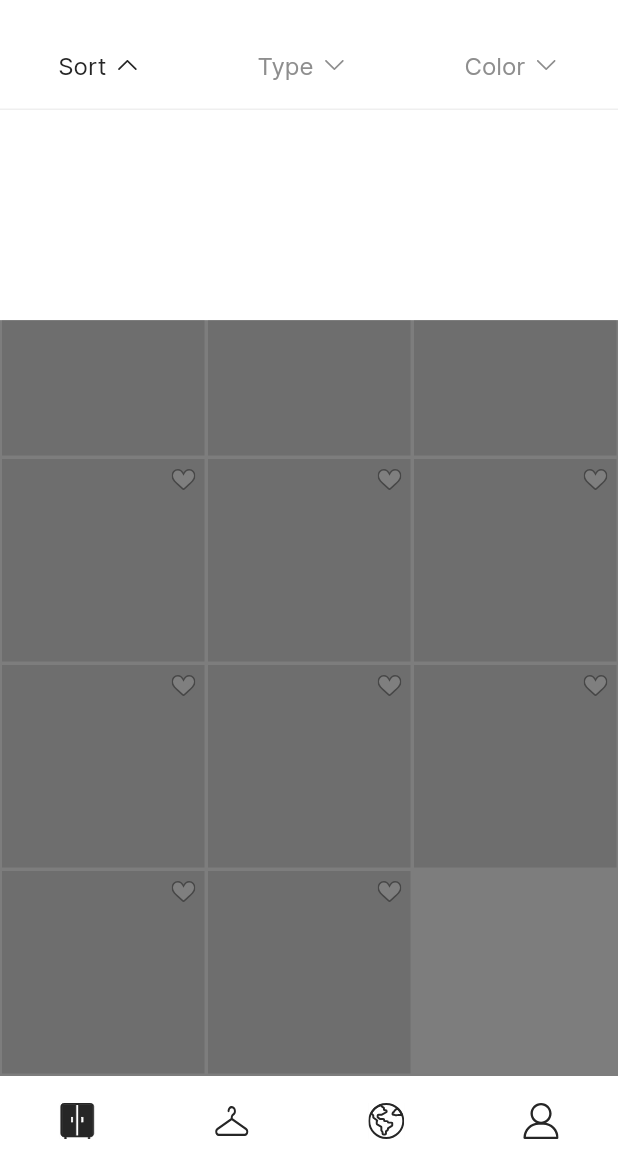
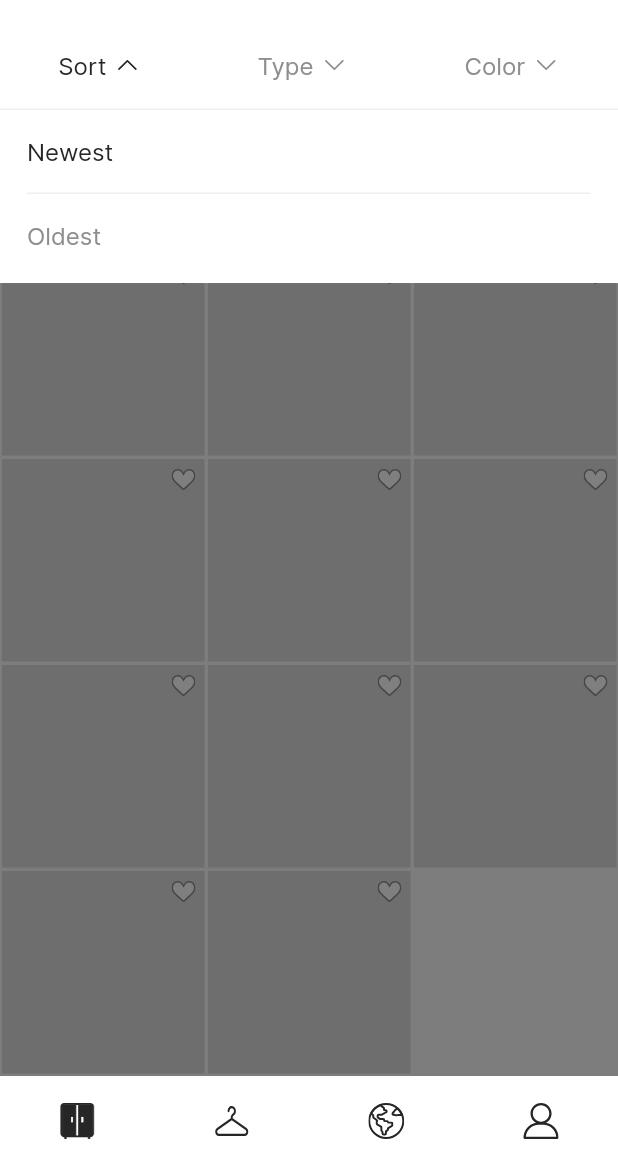
Before and after one commit to chxmpxx/chom-tu-app, a Flutter app: the screen it shows after launch, scrolled down 317 dp, after a tap on "Sort", on a phone screen of 412 x 824 dp, the part 70-1236 px from its top. Run offline on Flutter 3.47's test engine with Material 2 defaults, Android fonts, the light colour scheme and no system bars; our stand-ins replace camera, flutter_svg, image_cropper, image_picker, page_transition, sliding_up_panel; missing offline and left inert: matrix_gesture_detector.

Commit message:
add filter_tab widget

```diff
--- a/lib/main.dart
+++ b/lib/main.dart
@@ -4,9 +4,10 @@ import 'package:chom_tu/configs/themes/style.dart';
 import 'package:chom_tu/outfit/providers/delete_item_provider.dart';
 import 'package:chom_tu/outfit/providers/is_delete_btn_active_provider.dart';
 import 'package:chom_tu/outfit/providers/outfit_create_provider.dart';
+import 'package:chom_tu/outfit/providers/outfit_filter_tab_provider.dart';
 import 'package:chom_tu/outfit/providers/show_delete_btn_provider.dart';
 import 'package:chom_tu/wardrobe/providers/wardrobe_image_provider.dart';
-import 'package:chom_tu/wardrobe/providers/filter_tab_provider.dart';
+import 'package:chom_tu/wardrobe/providers/wardrobe_filter_tab_provider.dart';
 import 'package:chom_tu/wardrobe/screens/wardrobe_camera_screen.dart';
 import 'package:flutter/material.dart';
 import 'package:flutter/services.dart';
@@ -16,7 +17,7 @@ Future<void> main() async{
   WidgetsFlutterBinding.ensureInitialized();
   cameras = await availableCameras();
 
-  SystemChrome.setSystemUIOverlayStyle(SystemUiOverlayStyle(
+  SystemChrome.setSystemUIOverlayStyle(const SystemUiOverlayStyle(
     statusBarBrightness: Brightness.light,
     statusBarIconBrightness: Brightness.dark,
     statusBarColor: Colors.transparent,
@@ -33,12 +34,13 @@ class MyApp extends StatelessWidget {
   Widget build(BuildContext context) {
     return MultiProvider(
       providers: [
-        ChangeNotifierProvider(create: (context) => FilterTabProvider()),
+        ChangeNotifierProvider(create: (context) => WardrobeFilterTabProvider()),
         ChangeNotifierProvider(create: (context) => OutfitCreateProvider()),
         ChangeNotifierProvider(create: (context) => ShowDeleteBtnProvider()),
         ChangeNotifierProvider(create: (context) => IsDeleteBtnActiveProvider()),
         ChangeNotifierProvider(create: (context) => DeleteItemProvider()),
         ChangeNotifierProvider(create: (context) => WardrobeImageProvider()),
+        ChangeNotifierProvider(create: (context) => OutfitFilterTabProvider()),
       ],
       child: MaterialApp(
         theme: appTheme(),
--- a/lib/wardrobe/providers/filter_tab_provider.dart
+++ b/lib/outfit/providers/outfit_filter_tab_provider.dart
@@ -1,9 +1,11 @@
 import 'package:flutter/material.dart';
 
-class FilterTabProvider with ChangeNotifier {
+class OutfitFilterTabProvider with ChangeNotifier {
 
   bool tabStatus = false;
   int indexTab = -1;
+  String sort = 'Newest';
+  String style = 'None';
 
   filterTab(int index) {
     indexTab == index ? (tabStatus ? tabStatus = false : tabStatus = true) : tabStatus = true;
@@ -11,4 +13,14 @@ class FilterTabProvider with ChangeNotifier {
     notifyListeners();
   }
 
+  selectSort(String value) {
+    sort = value;
+    notifyListeners();
+  }
+
+  selectStyle(String value) {
+    style = value;
+    notifyListeners();
+  }
+
 }
--- a/lib/profile/widgets/setting_bottom_sheet_widget.dart
+++ b/lib/profile/widgets/setting_bottom_sheet_widget.dart
@@ -13,7 +13,6 @@ Future<void> settingBottomSheetWidget(BuildContext context) {
         children: [
           bottomSheetMenuWidget(
             icon: 'assets/a3_edit_1.svg',
-            color: kColorsBlack,
             title: 'Edit Profile',
             onTap: (){},
           ),
@@ -26,7 +25,6 @@ Future<void> settingBottomSheetWidget(BuildContext context) {
           ),
           bottomSheetMenuWidget(
             icon: 'assets/o8_key_1.svg',
-            color: kColorsBlack,
             title: 'Change Password',
             onTap: (){},
           ),
@@ -39,7 +37,6 @@ Future<void> settingBottomSheetWidget(BuildContext context) {
           ),
           bottomSheetMenuWidget(
             icon: 'assets/o8_logout_1.svg',
-            color: kColorsBlack,
             title: 'Log Out',
             onTap: (){},
           ),
--- a/lib/social/widgets/post_bottom_sheet_widget.dart
+++ b/lib/social/widgets/post_bottom_sheet_widget.dart
@@ -13,7 +13,6 @@ Future<void> postBottomSheetWidget(BuildContext context) {
         children: [
           bottomSheetMenuWidget(
             icon: 'assets/a5_bookmark_1.svg',
-            color: kColorsBlack,
             title: 'Save Post',
             onTap: (){},
           ),
@@ -26,7 +25,6 @@ Future<void> postBottomSheetWidget(BuildContext context) {
           ),
           bottomSheetMenuWidget(
             icon: 'assets/o1_save_1.svg',
-            color: kColorsBlack,
             title: 'Save Image',
             onTap: (){},
           ),
@@ -39,7 +37,6 @@ Future<void> postBottomSheetWidget(BuildContext context) {
           ),
           bottomSheetMenuWidget(
             icon: 'assets/o8_report_1.svg',
-            color: kColorsRed,
             title: 'Repost',
             onTap: (){},
           ),
--- /dev/null
+++ b/lib/wardrobe/providers/wardrobe_filter_tab_provider.dart
@@ -0,0 +1,32 @@
+import 'package:flutter/material.dart';
+
+class WardrobeFilterTabProvider with ChangeNotifier {
+
+  bool tabStatus = false;
+  int indexTab = -1;
+  String color = 'None';
+  String sort = 'Newest';
+  String type = 'None';
+
+  filterTab(int index) {
+    indexTab == index ? (tabStatus ? tabStatus = false : tabStatus = true) : tabStatus = true;
+    indexTab = index;
+    notifyListeners();
+  }
+
+  selectColor(String value) {
+    color = value;
+    notifyListeners();
+  }
+
+  selectSort(String value) {
+    sort = value;
+    notifyListeners();
+  }
+
+  selectType(String value) {
+    type = value;
+    notifyListeners();
+  }
+
+}
--- a/lib/wardrobe/screens/wardrobe_screen.dart
+++ b/lib/wardrobe/screens/wardrobe_screen.dart
@@ -1,8 +1,10 @@
 import 'package:chom_tu/configs/themes/colors.dart';
-import 'package:chom_tu/wardrobe/providers/filter_tab_provider.dart';
+import 'package:chom_tu/wardrobe/providers/wardrobe_filter_tab_provider.dart';
+import 'package:chom_tu/wardrobe/widgets/wardrobe_color_filter_tab_widget.dart';
+import 'package:chom_tu/wardrobe/widgets/wardrobe_sort_filter_tab_widget.dart';
+import 'package:chom_tu/wardrobe/widgets/wardrobe_type_filter_tab_widget.dart';
 import 'package:chom_tu/widgets/filter_bar_widget.dart';
 import 'package:flutter/material.dart';
-import 'package:flutter/services.dart';
 import 'package:flutter_svg/flutter_svg.dart';
 import 'package:provider/provider.dart';
 
@@ -11,19 +13,17 @@ class WardrobeScreen extends StatelessWidget {
 
   @override
   Widget build(BuildContext context) {
-
-    // true: คือเรียกตลอด (เหมือน setState) false: เรียกเฉพาะตอนใช้
-    var filterTab = Provider.of<FilterTabProvider>(context, listen: false);
+    var filterTab = Provider.of<WardrobeFilterTabProvider>(context, listen: false);
     List<Widget> filterTabContent = [
-      sortFilterTab(),
-      typeFilterTab(),
-      colorFilterTab()
+      wardrobSortFilterTab(context),
+      wardrobeTypeFilterTab(context),
+      wardrobeColorFilterTab(context)
     ];
 
     return Scaffold(
       backgroundColor: kColorsWhite,
       appBar: AppBar(
-        shape: Border(
+        shape: const Border(
           bottom: BorderSide(
             color: kColorsLightGrey,
             width: kAppbarBorderWidth
@@ -80,7 +80,7 @@ class WardrobeScreen extends StatelessWidget {
                           },
                           child: Container(
                             height: double.infinity,
-                            decoration: BoxDecoration(
+                            decoration: const BoxDecoration(
                               color: kColorsGrey
                             ),
                           ),
@@ -101,15 +101,16 @@ class WardrobeScreen extends StatelessWidget {
             ),
           ),
 
-          Consumer<FilterTabProvider>(
+          Consumer<WardrobeFilterTabProvider>(
             builder: (_, value, __) {
               return filterTab.tabStatus ?
                 Container(
                   height: double.infinity,
                   child: Column(
                     children: [
+                      // Create Filter Area
                       Container(
-                        height: MediaQuery.of(context).size.width * 0.34,
+                        height: filterTab.indexTab == 0 ? MediaQuery.of(context).size.width * 0.28 : MediaQuery.of(context).size.width * 0.47,
                         color: kColorsWhite,
                         child: filterTabContent[filterTab.indexTab],
                       ),
@@ -230,7 +231,7 @@ class WardrobeScreen extends StatelessWidget {
   }
 
   // Create Filter Bar
-  PreferredSize filterBar(context, FilterTabProvider filterTab) {
+  PreferredSize filterBar(context, WardrobeFilterTabProvider filterTab) {
     return PreferredSize(
       preferredSize: const Size.fromHeight(60),
       child: Container(
@@ -240,38 +241,38 @@ class WardrobeScreen extends StatelessWidget {
         child: Row(
           mainAxisAlignment: MainAxisAlignment.spaceAround,
           children: [
-            Consumer<FilterTabProvider>(
+            Consumer<WardrobeFilterTabProvider>(
               builder: (_, value, __) {
                 return Container(
                   child: InkWell(
                     onTap: () {
                       filterTab.filterTab(0);
                     },
-                    child: filterTab.indexTab == 0 && filterTab.tabStatus == true ? FilterBarWidget(title: 'Sort', status: true) : FilterBarWidget(title: 'Sort', status: false)
+                    child: filterTab.indexTab == 0 && filterTab.tabStatus == true ? const FilterBarWidget(title: 'Sort', status: true) : const FilterBarWidget(title: 'Sort', status: false)
                   ),
                 );
               }
             ),
-            Consumer<FilterTabProvider>(
+            Consumer<WardrobeFilterTabProvider>(
               builder: (_, value, __) {
                 return Container(
                   child: InkWell(
                     onTap: () {
                       filterTab.filterTab(1);
                     },
-                    child: filterTab.indexTab == 1 && filterTab.tabStatus == true ? FilterBarWidget(title: 'Type', status: true) : FilterBarWidget(title: 'Type', status: false)
+                    child: filterTab.indexTab == 1 && filterTab.tabStatus == true ? const FilterBarWidget(title: 'Type', status: true) : const FilterBarWidget(title: 'Type', status: false)
                   ),
                 );
               }
             ),
-            Consumer<FilterTabProvider>(
+            Consumer<WardrobeFilterTabProvider>(
               builder: (_, value, __) {
                 return Container(
                   child: InkWell(
                     onTap: () {
                       filterTab.filterTab(2);
                     },
-                    child: filterTab.indexTab == 2 && filterTab.tabStatus == true ? FilterBarWidget(title: 'Color', status: true) : FilterBarWidget(title: 'Color', status: false)
+                    child: filterTab.indexTab == 2 && filterTab.tabStatus == true ? const FilterBarWidget(title: 'Color', status: true) : const FilterBarWidget(title: 'Color', status: false)
                   ),
                 );
               }
@@ -281,17 +282,4 @@ class WardrobeScreen extends StatelessWidget {
       ),
     );
   }
-
-  Widget sortFilterTab() {
-    return Center(child: Text('Sort'));
-  }
-
-  Widget typeFilterTab() {
-    return Center(child: Text('Type'));
-  }
-
-  Widget colorFilterTab() {
-    return Center(child: Text('Color'));
-  }
-
 }
--- /dev/null
+++ b/lib/wardrobe/widgets/wardrobe_color_filter_tab_widget.dart
@@ -0,0 +1,107 @@
+import 'package:chom_tu/configs/themes/colors.dart';
+import 'package:chom_tu/wardrobe/providers/wardrobe_filter_tab_provider.dart';
+import 'package:flutter/material.dart';
+import 'package:flutter_svg/flutter_svg.dart';
+import 'package:provider/provider.dart';
+
+Widget wardrobeColorFilterTab(context) {
+  var filterTab = Provider.of<WardrobeFilterTabProvider>(context, listen: false);
+
+  List<String> colors = ['Brown', 'Yellow', 'Purple', 'Orange', 'Green', 'Pink', 'Blue', 'Red', 'White', 'Cream', 'Black', 'Gray'];
+  List<Color> colorCodes = [kColorsBrown, kColorsYellow, kColorsPurple, kColorsOrange, kColorsGreen, kColorsPink, kColorsBlue, kColorsRed, kColorsWhite, kColorsCream, kColorsBlack, kColorsDarkGrey];
+
+  return Stack(
+    children: [
+      Padding(
+        padding: const EdgeInsets.all(18),
+        child: ListView(
+          children: [
+            Consumer<WardrobeFilterTabProvider>(
+              builder: (_, value, __) {
+                return Wrap(
+                  runSpacing: 18,
+                  spacing: 18,
+                  children: [
+                    ...List.generate(colors.length, (index) {
+                        return InkWell(
+                          onTap: (){
+                            if(filterTab.color == colors[index]) {
+                              filterTab.selectColor('None');
+                            } else {
+                              filterTab.selectColor(colors[index]);
+                            }
+                          },
+                          child: Container(
+                            padding: const EdgeInsets.all(5),
+                            decoration: BoxDecoration(
+                              border: filterTab.color == colors[index] ? Border.all(color: kColorsBlack) : Border.all(color: kColorsLightGrey)
+                            ),
+                            child: Wrap(
+                              children: [
+                                Container(
+                                  width: 12,
+                                  height: 12,
+                                  decoration: BoxDecoration(
+                                    color: colorCodes[index],
+                                    borderRadius: const BorderRadius.all(Radius.circular(10)),
+                                  ),
+                                ),
+                                const SizedBox(width: 5),
+                                Text(colors[index], style: filterTab.color == colors[index] ? Theme.of(context).textTheme.bodyText1 : Theme.of(context).textTheme.caption)
+                              ],
+                            ),
+                          ),
+                        );
+                      }
+                    ),
+                    InkWell(
+                      onTap: (){
+                        if(filterTab.color == 'Multi') {
+                          filterTab.selectColor('None');
+                        } else {
+                          filterTab.selectColor('Multi');
+                        }
+                      },
+                      child: Container(
+                        padding: const EdgeInsets.all(5),
+                        decoration: BoxDecoration(
+                          border: filterTab.color == 'Multi' ? Border.all(color: kColorsBlack) : Border.all(color: kColorsLightGrey)
+                        ),
+                        child: Wrap(
+                          children: [
+                            SvgPicture.asset('assets/o9_multi_1.svg'),
+                            const SizedBox(width: 5),
+                            Text('Multi', style: filterTab.color == 'Multi' ? Theme.of(context).textTheme.bodyText1 : Theme.of(context).textTheme.caption)
+                          ],
+                        ),
+                      ),
+                    )
+                  ],
+                );
+              }
+            ),
+            const SizedBox(height: 40)
+          ],
+        ),
+      ),
+      Align(
+        alignment: Alignment.bottomCenter,
+        child: Padding(
+          padding: const EdgeInsets.all(18),
+          child: Container(
+            alignment: Alignment.bottomRight,
+            width: MediaQuery.of(context).size.width,
+            height: 40,
+            color: kColorsWhite,
+            child: InkWell(
+              onTap: (){
+                filterTab.selectColor('None');
+              },
+              child: SvgPicture.asset('assets/o9_bin_1.svg')
+            ),
+          ),
+        ),
+      ),
+    ],
+  );
+}
--- /dev/null
+++ b/lib/wardrobe/widgets/wardrobe_sort_filter_tab_widget.dart
@@ -0,0 +1,43 @@
+import 'package:chom_tu/configs/themes/colors.dart';
+import 'package:chom_tu/wardrobe/providers/wardrobe_filter_tab_provider.dart';
+import 'package:flutter/material.dart';
+import 'package:provider/provider.dart';
+
+Widget wardrobSortFilterTab(context) {
+  var filterTab = Provider.of<WardrobeFilterTabProvider>(context, listen: false);
+
+  return Consumer<WardrobeFilterTabProvider>(
+    builder: (_, value, __) {
+      return Column(
+        crossAxisAlignment: CrossAxisAlignment.start,
+        children: [
+          InkWell(
+            onTap: (){
+              filterTab.selectSort('Newest');
+            },
+            child: Padding(
+              padding: const EdgeInsets.all(18),
+              child: Text('Newest', style: filterTab.sort == 'Newest' ? Theme.of(context).textTheme.headline5 : Theme.of(context).textTheme.headline6)
+            ),
+          ),
+          Center(
+            child: Container(
+              height: 1,
+              width: MediaQuery.of(context).size.width - 36,
+              color: kColorsLightGrey
+            ),
+          ),
+          InkWell(
+            onTap: (){
+              filterTab.selectSort('Oldest');
+            },
+            child: Padding(
+              padding: const EdgeInsets.all(18),
+              child: Text('Oldest', style: filterTab.sort == 'Oldest' ? Theme.of(context).textTheme.headline5 : Theme.of(context).textTheme.headline6)
+            ),
+          ),
+        ],
+      );
+    }
+  );
+}
--- /dev/null
+++ b/lib/wardrobe/widgets/wardrobe_type_filter_tab_widget.dart
@@ -0,0 +1,70 @@
+import 'package:chom_tu/configs/themes/colors.dart';
+import 'package:chom_tu/wardrobe/providers/wardrobe_filter_tab_provider.dart';
+import 'package:flutter/material.dart';
+import 'package:flutter_svg/flutter_svg.dart';
+import 'package:provider/provider.dart';
+
+Widget wardrobeTypeFilterTab(context) {
+  var filterTab = Provider.of<WardrobeFilterTabProvider>(context, listen: false);
+  List<String> types = ['Shirt', 'Turtleneck', 'Jacket', 'Waistcoat', 'Sweater'];
+
+  return Stack(
+    children: [
+      Padding(
+        padding: const EdgeInsets.all(18),
+        child: ListView(
+          children: [
+            Consumer<WardrobeFilterTabProvider>(
+              builder: (_, value, __) {
+                return Wrap(
+                  runSpacing: 18,
+                  spacing: 18,
+                  children: [
+                    ...List.generate(types.length, (index) {
+                        return InkWell(
+                          onTap: (){
+                            if(filterTab.type == types[index]) {
+                              filterTab.selectType('None');
+                            } else {
+                              filterTab.selectType(types[index]);
+                            }
+                          },
+                          child: Container(
+                            padding: const EdgeInsets.all(5),
+                            decoration: BoxDecoration(
+                              border: filterTab.type == types[index] ? Border.all(color: kColorsBlack) : Border.all(color: kColorsLightGrey)
+                            ),
+                            child: Text(types[index], style: filterTab.type == types[index] ? Theme.of(context).textTheme.bodyText1 : Theme.of(context).textTheme.caption)
+                          ),
+                        );
+                      }
+                    ),
+                  ],
+                );
+              }
+            ),
+            const SizedBox(height: 40)
+          ],
+        ),
+      ),
+      Align(
+        alignment: Alignment.bottomCenter,
+        child: Padding(
+          padding: const EdgeInsets.all(18),
+          child: Container(
+            alignment: Alignment.bottomRight,
+            width: MediaQuery.of(context).size.width,
+            height: 40,
+            color: kColorsWhite,
+            child: InkWell(
+              onTap: (){
+                filterTab.selectType('None');
+              },
+              child: SvgPicture.asset('assets/o9_bin_1.svg')
+            ),
+          ),
+        ),
+      ),
+    ],
+  );
+}
--- a/lib/widgets/bottom_sheet_menu_widget.dart
+++ b/lib/widgets/bottom_sheet_menu_widget.dart
@@ -4,10 +4,9 @@ import 'package:flutter_svg/flutter_svg.dart';
 
 class bottomSheetMenuWidget extends StatelessWidget {
   String icon;
-  Color color;
   String title;
   void Function()? onTap;
-  bottomSheetMenuWidget({Key? key, required this.icon, required this.color, required this.title, required this.onTap}) : super(key: key);
+  bottomSheetMenuWidget({Key? key, required this.icon, required this.title, required this.onTap}) : super(key: key);
 
   @override
   Widget build(BuildContext context) {
@@ -19,7 +18,7 @@ class bottomSheetMenuWidget extends StatelessWidget {
           children: [
             SvgPicture.asset(icon),
             const SizedBox(width: 22),
-            Text(title, style: TextStyle(fontSize: 16.0, fontWeight: FontWeight.w600, color: color)),
+            Text(title, style: Theme.of(context).textTheme.headline2),
           ],
         ),
       ),
```
Also changed, not shown: lib/configs/themes/colors.dart (+12 -3 lines), lib/outfit/screens/outfit_screen.dart (+69 -13 lines), lib/outfit/widgets/outfit_sort_filter_tab.dart (added, +43 -0 lines), lib/outfit/widgets/outfit_style_filter_tab.dart (added, +70 -0 lines), assets/o9_bin_1.svg (added), assets/o9_multi_1.svg (added).
